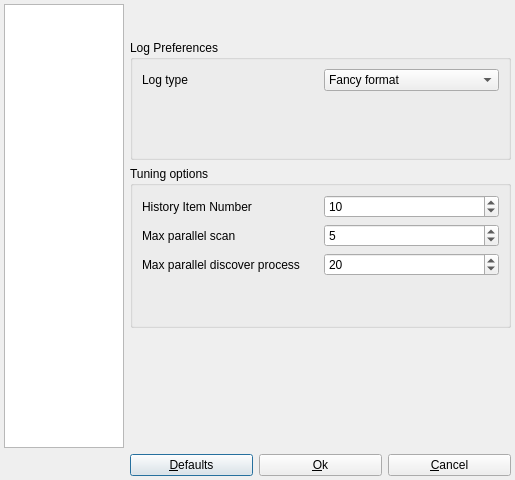
Above: src/app/ui/preferencesdialog.ui from nmapsi4/nmapsi4 before the change. Below: the same form after it.
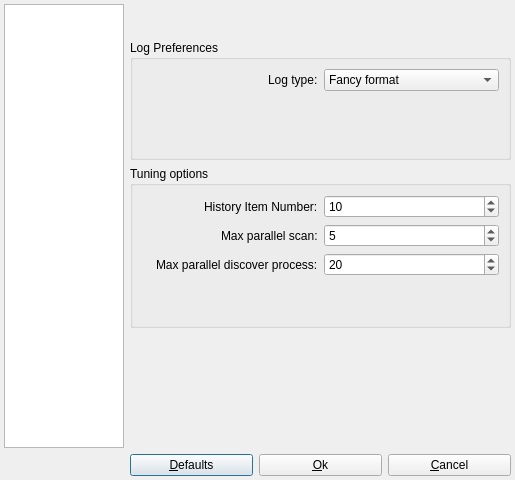
That is the form after the change. Icons and pictures are not drawn.

```diff
--- a/src/app/ui/preferencesdialog.ui
+++ b/src/app/ui/preferencesdialog.ui
@@ -189,10 +189,13 @@
          <layout class="QVBoxLayout" name="verticalLayout">
           <item>
            <layout class="QGridLayout" name="gridLayout_4">
-            <item row="0" column="0">
+            <item row="0" column="0" alignment="Qt::AlignRight">
              <widget class="QLabel" name="label_2">
               <property name="text">
-               <string>Log type</string>
+               <string>Log type:</string>
+              </property>
+              <property name="buddy">
+               <cstring>comboLogType</cstring>
               </property>
              </widget>
             </item>
@@ -251,17 +254,13 @@
               </property>
              </widget>
             </item>
-            <item row="0" column="0">
-             <widget class="QLabel" name="label">
-              <property name="text">
-               <string>History Item Number</string>
-              </property>
-             </widget>
-            </item>
-            <item row="1" column="0">
+            <item row="1" column="0" alignment="Qt::AlignRight">
              <widget class="QLabel" name="label_3">
               <property name="text">
-               <string>Max parallel scan</string>
+               <string>Max parallel scan:</string>
+              </property>
+              <property name="buddy">
+               <cstring>spinMaxParallelScan</cstring>
               </property>
              </widget>
             </item>
@@ -278,10 +277,13 @@
               </property>
              </widget>
             </item>
-            <item row="2" column="0">
+            <item row="2" column="0" alignment="Qt::AlignRight">
              <widget class="QLabel" name="label_4">
               <property name="text">
-               <string>Max parallel discover process</string>
+               <string>Max parallel discover process:</string>
+              </property>
+              <property name="buddy">
+               <cstring>spinMaxDiscoverProcess</cstring>
               </property>
              </widget>
             </item>
@@ -298,6 +300,16 @@
               </property>
              </widget>
             </item>
+            <item row="0" column="0" alignment="Qt::AlignRight">
+             <widget class="QLabel" name="label">
+              <property name="text">
+               <string>History Item Number:</string>
+              </property>
+              <property name="buddy">
+               <cstring>spinBoxCache</cstring>
+              </property>
+             </widget>
+            </item>
            </layout>
           </item>
           <item>
```
Left out of the diff: 3 changed lines with no effect on the pictures.
